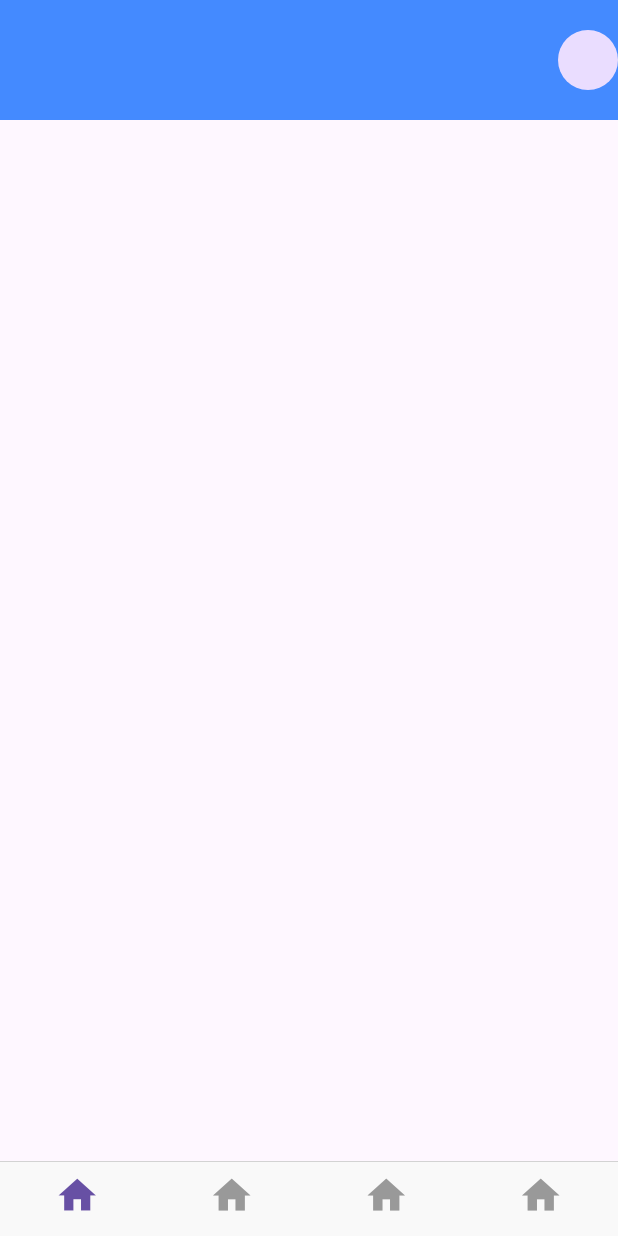
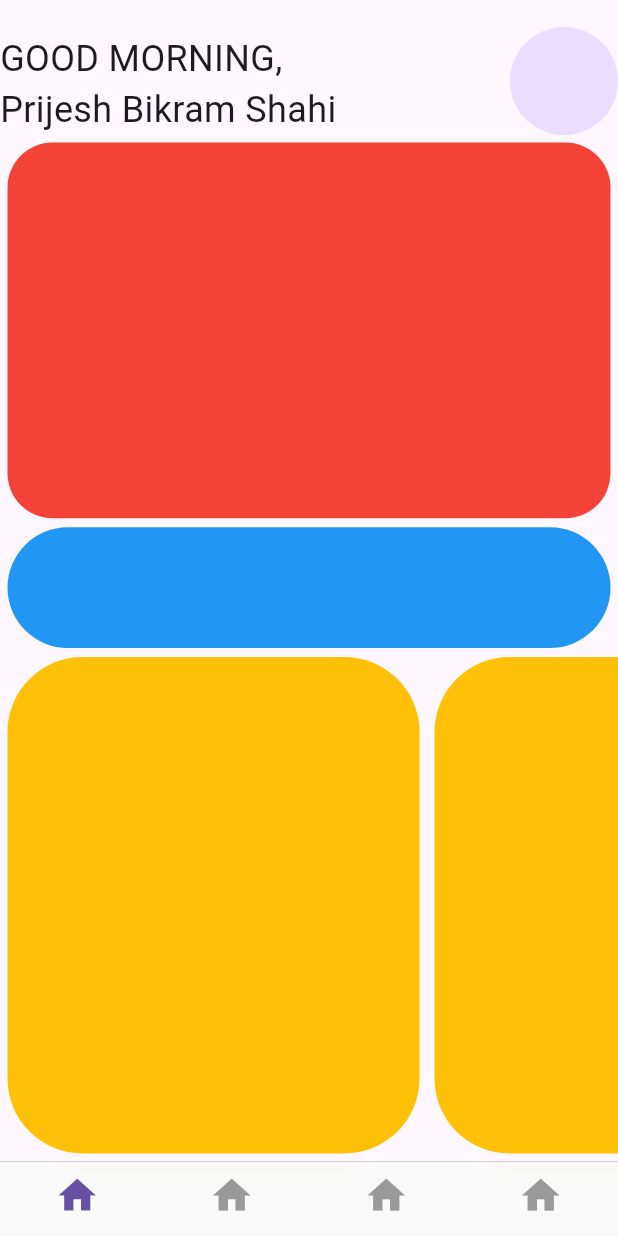
Before and after one commit to PrijeshBikramShahi/Rep_Radar, a Flutter app: the screen it shows after launch, on a phone screen of 412 x 824 dp. Run offline on Flutter 3.47's test engine with Material 3 defaults, Android fonts, the phone set to English and light mode, and no system bars.

Commit message:
basic homescreen outline created

```diff
--- a/lib/screens/homepage.dart
+++ b/lib/screens/homepage.dart
@@ -4,6 +4,7 @@ import 'package:rep_radar/screens/dashboard.dart';
 import 'package:rep_radar/screens/homescreen.dart';
 import 'package:rep_radar/screens/profile.dart';
 import 'package:rep_radar/screens/track.dart';
+import 'package:rep_radar/utils/shared/appbar.dart';
 
 class HomePage extends StatefulWidget {
   const HomePage({super.key});
@@ -25,15 +26,7 @@ class _HomePageState extends State<HomePage> {
   @override
   Widget build(BuildContext context) {
     return Scaffold(
-        appBar: AppBar(
-          toolbarHeight: 80,
-          backgroundColor: Colors.blueAccent,
-          actions: [
-            CircleAvatar(
-
-            ),
-          ],
-        ),
+        appBar: PreferredSize(preferredSize: Size(0, 90), child: Appbar()),
         body: _pages[_currentIndex],
         bottomNavigationBar: CupertinoTabBar(
           currentIndex: _currentIndex,
--- a/lib/screens/homescreen.dart
+++ b/lib/screens/homescreen.dart
@@ -11,7 +11,58 @@ class _HomescreenState extends State<Homescreen> {
   @override
   Widget build(BuildContext context) {
     return Container(
-
+      height: MediaQuery.of(context).size.height,
+      child: Column(
+        children: [
+          Expanded(
+            flex: 3,
+            child: Padding(
+              padding: const EdgeInsets.all(5.0).copyWith(bottom: 1),
+              child: Container(
+                decoration: BoxDecoration(
+                  borderRadius: BorderRadius.circular(30),
+                  color: Colors.red,
+                ),
+              ),
+            ),
+          ),
+          Expanded(
+            flex: 1,
+            child: Padding(
+              padding:
+                  const EdgeInsets.symmetric(horizontal: 5.0).copyWith(top: 5),
+              child: Container(
+                decoration: BoxDecoration(
+                  borderRadius: BorderRadius.circular(50),
+                  color: Colors.blue,
+                ),
+              ),
+            ),
+          ),
+          Expanded(
+            flex: 4,
+            child: Container(
+                width: double.maxFinite,
+                child: ListView.builder(
+                  shrinkWrap: true,
+                  scrollDirection: Axis.horizontal,
+                  itemCount: 3,
+                  itemBuilder: (context, index) {
+                    return Padding(
+                      padding: const EdgeInsets.all(5.0).copyWith(top: 6),
+                      child: Container(
+                        decoration: BoxDecoration(
+                          borderRadius: BorderRadius.circular(50),
+                          color: Colors.amber,
+                        ),
+                        width: MediaQuery.of(context).size.width / 1.5,
+                      ),
+                    );
+                  },
+                )),
+          ),
+        ],
+      ),
     );
   }
 }
--- /dev/null
+++ b/lib/utils/shared/appbar.dart
@@ -0,0 +1,43 @@
+import 'package:flutter/material.dart';
+
+class Appbar extends StatefulWidget {
+  const Appbar({super.key});
+
+  @override
+  State<Appbar> createState() => _AppbarState();
+}
+
+class _AppbarState extends State<Appbar> {
+  @override
+  Widget build(BuildContext context) {
+    return AppBar(
+      toolbarHeight: 80,
+      backgroundColor: Colors.transparent,
+      centerTitle: false,
+      flexibleSpace: Container(
+        child: Row(
+          mainAxisAlignment: MainAxisAlignment.spaceBetween,
+          children: [
+            Column(
+              mainAxisAlignment: MainAxisAlignment.end,
+              children: [
+                Text(
+                  "GOOD MORNING,\nPrijesh Bikram Shahi",
+                  style: TextStyle(fontSize: 24),
+                ),
+              ],
+            ),
+            Column(
+              mainAxisAlignment: MainAxisAlignment.end,
+              children: [
+                CircleAvatar(
+                  radius: 36,
+                ),
+              ],
+            ),
+          ],
+        ),
+      ),
+    );
+  }
+}
--- a/pubspec.yaml
+++ b/pubspec.yaml
@@ -35,6 +35,7 @@ dependencies:
   # The following adds the Cupertino Icons font to your application.
   # Use with the CupertinoIcons class for iOS style icons.
   cupertino_icons: ^1.0.2
+  google_fonts: ^6.1.0
 
 dev_dependencies:
   flutter_test:
```
Also changed, not shown: pubspec.lock, 7 other files.
